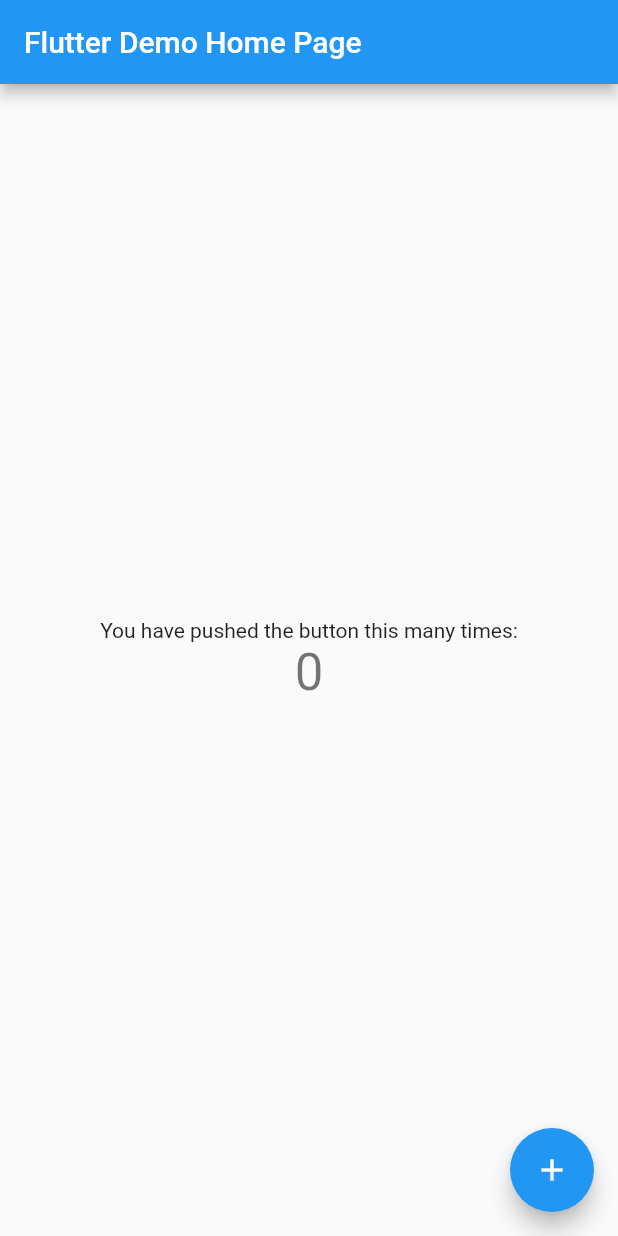
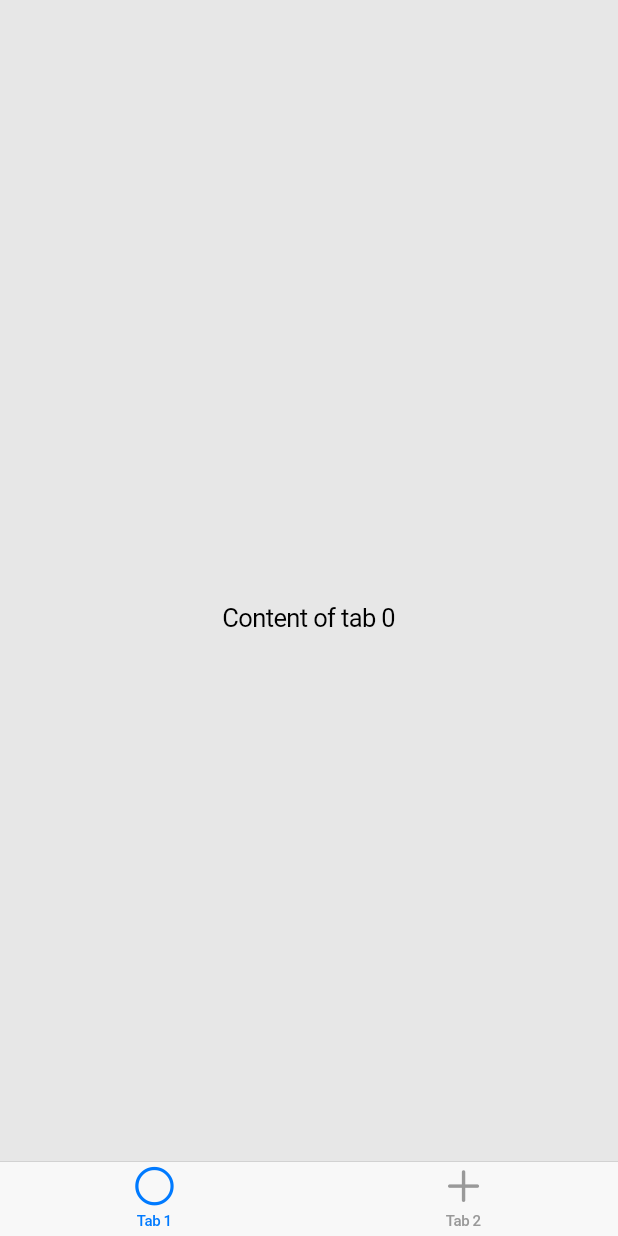
Before and after one commit to UTACE/ACE-Mobile-App, a Flutter app: the screen it shows after launch, on a phone screen of 412 x 824 dp. Run offline on Flutter 3.47's test engine with Material 2 defaults, Android fonts, the phone set to English and light mode, and no system bars.

Commit message:
update project structure

```diff
--- /dev/null
+++ b/ace_mobile/lib/android/AndroidHomePage.dart
@@ -0,0 +1,50 @@
+import 'package:flutter/material.dart';
+
+class AndroidHomePage extends StatefulWidget {
+  const AndroidHomePage({super.key, required this.title});
+
+  final String title;
+
+  @override
+  State<AndroidHomePage> createState() => _AndroidHomePageState();
+}
+
+class _AndroidHomePageState extends State<AndroidHomePage> {
+  int _counter = 0;
+
+  void _incrementCounter() {
+    setState(() {
+      _counter++;
+    });
+  }
+
+  @override
+  Widget build(BuildContext context) {
+    // This method is rerun every time setState is called, for instance as done
+    // by the _incrementCounter method above.
+    return Scaffold(
+      appBar: AppBar(
+        title: Text(widget.title),
+      ),
+      body: Center(
+        child: Column(
+          mainAxisAlignment: MainAxisAlignment.center,
+          children: <Widget>[
+            const Text(
+              'You have clicked the button this many times:',
+            ),
+            Text(
+              '$_counter',
+              style: Theme.of(context).textTheme.headline4,
+            ),
+          ],
+        ),
+      ),
+      floatingActionButton: FloatingActionButton(
+        onPressed: _incrementCounter,
+        tooltip: 'Increment',
+        child: const Icon(Icons.add),
+      ),
+    );
+  }
+}
--- /dev/null
+++ b/ace_mobile/lib/ios/IosHomePage.dart
@@ -0,0 +1,50 @@
+import 'package:flutter/cupertino.dart';
+
+
+class IosHomePage extends StatefulWidget {
+  const IosHomePage({super.key, required this.title});
+
+  final String title;
+
+  @override
+  State<IosHomePage> createState() => _IosHomePageState();
+}
+
+class _IosHomePageState extends State<IosHomePage> {
+  int _counter = 0;
+
+  void _incrementCounter() {
+    setState(() {
+      _counter++;
+    });
+  }
+
+  @override
+  Widget build(BuildContext context) {
+    // This method is rerun every time setState is called, for instance as done
+    // by the _incrementCounter method above.
+    return CupertinoTabScaffold(
+      tabBar: CupertinoTabBar(
+        items: const <BottomNavigationBarItem>[
+          BottomNavigationBarItem(
+            icon: Icon(CupertinoIcons.circle),
+            label: 'Tab 1',
+          ),
+          BottomNavigationBarItem(
+            icon: Icon(CupertinoIcons.add),
+            label: 'Tab 2',
+          ),
+        ],
+      ),
+      tabBuilder: (BuildContext context, int index) {
+        return CupertinoTabView(
+          builder: (BuildContext context) {
+            return Center(
+              child: Text('Content of tab $index'),
+            );
+          },
+        );
+      },
+    );
+  }
+}
--- a/ace_mobile/lib/main.dart
+++ b/ace_mobile/lib/main.dart
@@ -1,4 +1,12 @@
+import 'dart:io';
+
+import 'package:flutter/foundation.dart';
+
 import 'package:flutter/material.dart';
+import 'package:flutter/cupertino.dart';
+
+import 'android/AndroidHomePage.dart';
+import 'ios/IosHomePage.dart';
 
 void main() {
   runApp(const MyApp());
@@ -10,7 +18,8 @@
   // This widget is the root of your application.
   @override
   Widget build(BuildContext context) {
-    return MaterialApp(
+    return !Platform.isAndroid ?
+    MaterialApp(
       title: 'Flutter Demo',
       theme: ThemeData(
         // This is the theme of your application.
@@ -24,92 +33,15 @@
         // is not restarted.
         primarySwatch: Colors.blue,
       ),
-      home: const MyHomePage(title: 'Flutter Demo Home Page'),
+      home: const AndroidHomePage(title: 'Flutter Demo Home Page (windows)'),
+    ) :
+    const CupertinoApp(
+      title: 'Flutter Demo',
+      theme: CupertinoThemeData(
+        brightness: Brightness.light,
+        primaryColor: CupertinoColors.systemBlue,
+      ),
+      home: IosHomePage(title: 'Flutter Demo Home Page'),
     );
   }
 }
-
-class MyHomePage extends StatefulWidget {
-  const MyHomePage({super.key, required this.title});
-
-  // This widget is the home page of your application. It is stateful, meaning
-  // that it has a State object (defined below) that contains fields that affect
-  // how it looks.
-
-  // This class is the configuration for the state. It holds the values (in this
-  // case the title) provided by the parent (in this case the App widget) and
-  // used by the build method of the State. Fields in a Widget subclass are
-  // always marked "final".
-
-  final String title;
-
-  @override
-  State<MyHomePage> createState() => _MyHomePageState();
-}
-
-class _MyHomePageState extends State<MyHomePage> {
-  int _counter = 0;
-
-  void _incrementCounter() {
-    setState(() {
-      // This call to setState tells the Flutter framework that something has
-      // changed in this State, which causes it to rerun the build method below
-      // so that the display can reflect the updated values. If we changed
-      // _counter without calling setState(), then the build method would not be
-      // called again, and so nothing would appear to happen.
-      _counter++;
-    });
-  }
-
-  @override
-  Widget build(BuildContext context) {
-    // This method is rerun every time setState is called, for instance as done
-    // by the _incrementCounter method above.
-    //
-    // The Flutter framework has been optimized to make rerunning build methods
-    // fast, so that you can just rebuild anything that needs updating rather
-    // than having to individually change instances of widgets.
-    return Scaffold(
-      appBar: AppBar(
-        // Here we take the value from the MyHomePage object that was created by
-        // the App.build method, and use it to set our appbar title.
-        title: Text(widget.title),
-      ),
-      body: Center(
-        // Center is a layout widget. It takes a single child and positions it
-        // in the middle of the parent.
-        child: Column(
-          // Column is also a layout widget. It takes a list of children and
-          // arranges them vertically. By default, it sizes itself to fit its
-          // children horizontally, and tries to be as tall as its parent.
-          //
-          // Invoke "debug painting" (press "p" in the console, choose the
-          // "Toggle Debug Paint" action from the Flutter Inspector in Android
-          // Studio, or the "Toggle Debug Paint" command in Visual Studio Code)
-          // to see the wireframe for each widget.
-          //
-          // Column has various properties to control how it sizes itself and
-          // how it positions its children. Here we use mainAxisAlignment to
-          // center the children vertically; the main axis here is the vertical
-          // axis because Columns are vertical (the cross axis would be
-          // horizontal).
-          mainAxisAlignment: MainAxisAlignment.center,
-          children: <Widget>[
-            const Text(
-              'You have pushed the button this many times:',
-            ),
-            Text(
-              '$_counter',
-              style: Theme.of(context).textTheme.headline4,
-            ),
-          ],
-        ),
-      ),
-      floatingActionButton: FloatingActionButton(
-        onPressed: _incrementCounter,
-        tooltip: 'Increment',
-        child: const Icon(Icons.add),
-      ), // This trailing comma makes auto-formatting nicer for build methods.
-    );
-  }
-}
```
